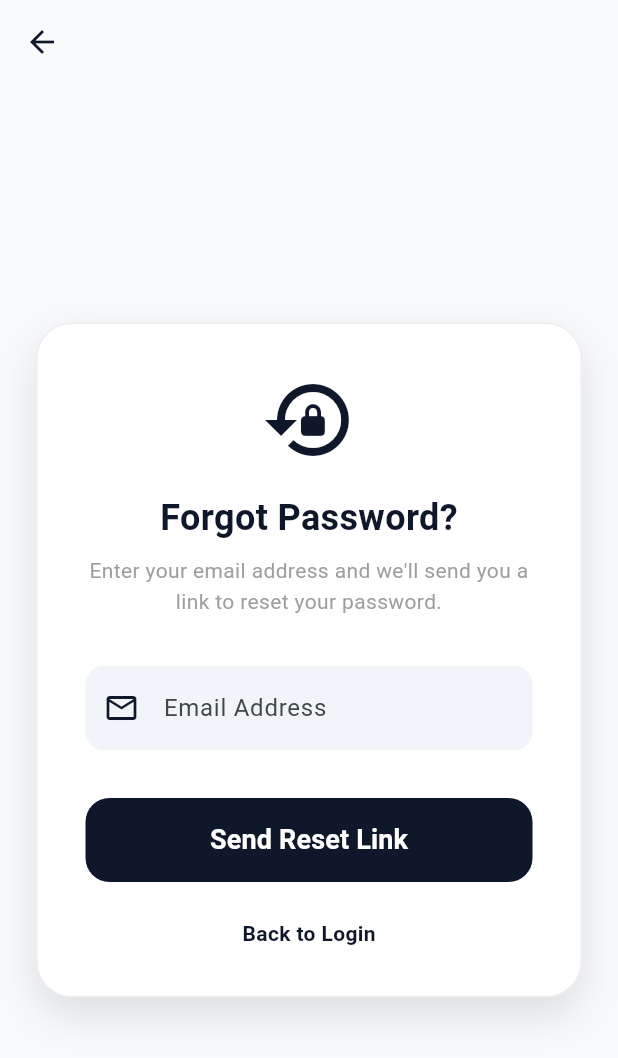
After one commit to Keks-li/cruz, a Flutter app: the screen it shows after launch, after a tap on "Forgot Password?", on a phone screen of 412 x 824 dp. The commit adds this screen. Shown: the top 1058 px of the screen. Run offline on Flutter 3.47's test engine with Material 3 defaults, Android fonts, the phone set to English and light mode, and no system bars; our stand-ins replace flutter_dotenv, flutter_riverpod, supabase_flutter; accounts and stored records are empty.

Commit message:
added forget password for both admin and agents

```diff
--- a/lib/data/repositories/auth_repository.dart
+++ b/lib/data/repositories/auth_repository.dart
@@ -141,6 +141,33 @@ class AuthRepository {
     }
   }
 
+  /// Send password reset email to the provided email address
+  Future<void> sendPasswordResetEmail(String email) async {
+    try {
+      await _supabase.auth.resetPasswordForEmail(
+        email,
+        redirectTo: 'https://cruz-lake.vercel.app/reset-password',
+      );
+    } on AuthException catch (e) {
+      throw Exception('Failed to send reset email: ${e.message}');
+    } catch (e) {
+      throw Exception('An error occurred: $e');
+    }
+  }
+
+  /// Update the password for the currently authenticated user
+  Future<void> updatePassword(String newPassword) async {
+    try {
+      await _supabase.auth.updateUser(
+        UserAttributes(password: newPassword),
+      );
+    } on AuthException catch (e) {
+      throw Exception('Failed to update password: ${e.message}');
+    } catch (e) {
+      throw Exception('An error occurred: $e');
+    }
+  }
+
   /// Stream of auth state changes
   Stream<AuthState> get authStateChanges => _supabase.auth.onAuthStateChange;
 
--- /dev/null
+++ b/lib/features/auth/forgot_password_screen.dart
@@ -0,0 +1,262 @@
+import 'package:flutter/material.dart';
+import 'package:flutter_riverpod/flutter_riverpod.dart';
+import '../../core/theme.dart';
+import '../../core/providers.dart';
+
+class ForgotPasswordScreen extends ConsumerStatefulWidget {
+  const ForgotPasswordScreen({super.key});
+
+  @override
+  ConsumerState<ForgotPasswordScreen> createState() => _ForgotPasswordScreenState();
+}
+
+class _ForgotPasswordScreenState extends ConsumerState<ForgotPasswordScreen> {
+  final _emailController = TextEditingController();
+  bool _isLoading = false;
+
+  // Design System Colors (Admin Navy theme)
+  static const Color primaryNavy = Color(0xFF0F172A);
+  static const Color bgColor = Color(0xFFF8FAFC);
+  static const Color inputBg = Color(0xFFF1F5F9);
+  static const Color textSlate = Color(0xFF1E293B);
+
+  @override
+  void dispose() {
+    _emailController.dispose();
+    super.dispose();
+  }
+
+  Future<void> _handleSendResetLink() async {
+    final email = _emailController.text.trim();
+
+    if (email.isEmpty) {
+      _showError('Please enter your email address');
+      return;
+    }
+
+    // Basic email validation
+    if (!email.contains('@') || !email.contains('.')) {
+      _showError('Please enter a valid email address');
+      return;
+    }
+
+    setState(() => _isLoading = true);
+
+    try {
+      final authRepo = ref.read(authRepositoryProvider);
+      await authRepo.sendPasswordResetEmail(email);
+
+      if (!mounted) return;
+
+      // Show success dialog
+      _showSuccessDialog();
+    } catch (e) {
+      if (mounted) {
+        _showError(e.toString().replaceAll('Exception: ', ''));
+      }
+    } finally {
+      if (mounted) {
+        setState(() => _isLoading = false);
+      }
+    }
+  }
+
+  void _showError(String message) {
+    ScaffoldMessenger.of(context).showSnackBar(
+      SnackBar(
+        content: Text(message),
+        backgroundColor: AppTheme.dangerColor,
+      ),
+    );
+  }
+
+  void _showSuccessDialog() {
+    showDialog(
+      context: context,
+      barrierDismissible: false,
+      builder: (dialogContext) => AlertDialog(
+        shape: RoundedRectangleBorder(borderRadius: BorderRadius.circular(20)),
+        title: Row(
+          children: [
+            Icon(Icons.mail_outline, color: primaryNavy, size: 28),
+            const SizedBox(width: 12),
+            const Text(
+              'Check Your Email',
+              style: TextStyle(
+                color: primaryNavy,
+                fontWeight: FontWeight.bold,
+              ),
+            ),
+          ],
+        ),
+        content: const Text(
+          'We\'ve sent a password reset link to your email address. Please check your inbox and follow the instructions to reset your password.',
+          style: TextStyle(fontSize: 14, height: 1.5),
+        ),
+        actions: [
+          ElevatedButton(
+            onPressed: () {
+              Navigator.of(dialogContext).pop();
+              Navigator.of(context).pop(); // Return to login screen
+            },
+            style: ElevatedButton.styleFrom(
+              backgroundColor: primaryNavy,
+              foregroundColor: Colors.white,
+              shape: RoundedRectangleBorder(
+                borderRadius: BorderRadius.circular(12),
+              ),
+            ),
+            child: const Text('OK'),
+          ),
+        ],
+      ),
+    );
+  }
+
+  @override
+  Widget build(BuildContext context) {
+    return Scaffold(
+      backgroundColor: bgColor,
+      appBar: AppBar(
+        backgroundColor: Colors.transparent,
+        elevation: 0,
+        leading: IconButton(
+          icon: const Icon(Icons.arrow_back, color: primaryNavy),
+          onPressed: () => Navigator.of(context).pop(),
+        ),
+      ),
+      body: SafeArea(
+        child: Center(
+          child: SingleChildScrollView(
+            padding: const EdgeInsets.symmetric(horizontal: 24, vertical: 32),
+            child: Column(
+              mainAxisAlignment: MainAxisAlignment.center,
+              children: [
+                // Centered Floating Card
+                Container(
+                  constraints: const BoxConstraints(maxWidth: 450),
+                  decoration: BoxDecoration(
+                    color: Colors.white,
+                    borderRadius: BorderRadius.circular(24),
+                    border: Border.all(color: Colors.grey.shade200),
+                    boxShadow: const [
+                      BoxShadow(
+                        color: Color(0x1F0F172A),
+                        blurRadius: 24,
+                        offset: Offset(0, 12),
+                      ),
+                    ],
+                  ),
+                  padding: const EdgeInsets.all(32.0),
+                  child: Column(
+                    mainAxisSize: MainAxisSize.min,
+                    children: [
+                      // Icon
+                      const Icon(Icons.lock_reset, size: 64, color: primaryNavy),
+                      const SizedBox(height: 16),
+
+                      // Title
+                      const Text(
+                        'Forgot Password?',
+                        style: TextStyle(
+                          fontSize: 24,
+                          fontWeight: FontWeight.bold,
+                          color: primaryNavy,
+                        ),
+                      ),
+                      const SizedBox(height: 8),
+
+                      // Subtitle
+                      const Text(
+                        'Enter your email address and we\'ll send you a link to reset your password.',
+                        textAlign: TextAlign.center,
+                        style: TextStyle(
+                          fontSize: 14,
+                          color: Colors.grey,
+                          height: 1.5,
+                        ),
+                      ),
+                      const SizedBox(height: 32),
+
+                      // Email Input Field
+                      TextField(
+                        controller: _emailController,
+                        style: const TextStyle(color: textSlate),
+                        decoration: InputDecoration(
+                          hintText: 'Email Address',
+                          filled: true,
+                          fillColor: inputBg,
+                          prefixIcon: const Icon(Icons.email_outlined, color: primaryNavy),
+                          border: OutlineInputBorder(
+                            borderSide: BorderSide.none,
+                            borderRadius: BorderRadius.circular(12),
+                          ),
+                          contentPadding: const EdgeInsets.symmetric(
+                            horizontal: 16,
+                            vertical: 16,
+                          ),
+                        ),
+                        keyboardType: TextInputType.emailAddress,
+                        enabled: !_isLoading,
+                        onSubmitted: (_) => _handleSendResetLink(),
+                      ),
+                      const SizedBox(height: 32),
+
+                      // Send Reset Link Button
+                      SizedBox(
+                        width: double.infinity,
+                        height: 56,
+                        child: ElevatedButton(
+                          onPressed: _isLoading ? null : _handleSendResetLink,
+                          style: ElevatedButton.styleFrom(
+                            backgroundColor: primaryNavy,
+                            foregroundColor: Colors.white,
+                            elevation: 0,
+                            shape: RoundedRectangleBorder(
+                              borderRadius: BorderRadius.circular(16),
+                            ),
+                          ),
+                          child: _isLoading
+                              ? const SizedBox(
+                                  height: 20,
+                                  width: 20,
+                                  child: CircularProgressIndicator(
+                                    strokeWidth: 2,
+                                    valueColor: AlwaysStoppedAnimation<Color>(Colors.white),
+                                  ),
+                                )
+                              : const Text(
+                                  'Send Reset Link',
+                                  style: TextStyle(
+                                    fontSize: 18,
+                                    fontWeight: FontWeight.w600,
+                                  ),
+                                ),
+                        ),
+                      ),
+
+                      const SizedBox(height: 24),
+
+                      // Back to Login Link
+                      GestureDetector(
+                        onTap: _isLoading ? null : () => Navigator.of(context).pop(),
+                        child: const Text(
+                          'Back to Login',
+                          style: TextStyle(
+                            color: primaryNavy,
+                            fontWeight: FontWeight.bold,
+                            fontSize: 14,
+                          ),
+                        ),
+                      ),
+                    ],
+                  ),
+                ),
+              ],
+            ),
+          ),
+        ),
+      ),
+    );
+  }
+}
--- a/lib/features/auth/login_screen.dart
+++ b/lib/features/auth/login_screen.dart
@@ -4,6 +4,7 @@ import '../../core/constants.dart';
 import '../../core/theme.dart';
 import '../../core/providers.dart';
 import '../../data/models/profile.dart';
+import 'forgot_password_screen.dart';
 import '../admin/navigation/admin_nav_shell.dart';
 import '../agent/navigation/agent_nav_shell.dart';
 
@@ -354,7 +355,32 @@ class _LoginScreenState extends ConsumerState<LoginScreen> {
                         enabled: !_isLoading,
                         onSubmitted: (_) => _handleLogin(),
                       ),
-                      const SizedBox(height: 32),
+                      const SizedBox(height: 16),
+
+                      // Forgot Password Link
+                      Align(
+                        alignment: Alignment.centerRight,
+                        child: GestureDetector(
+                          onTap: _isLoading
+                              ? null
+                              : () {
+                                  Navigator.of(context).push(
+                                    MaterialPageRoute(
+                                      builder: (_) => const ForgotPasswordScreen(),
+                                    ),
+                                  );
+                                },
+                          child: Text(
+                            'Forgot Password?',
+                            style: TextStyle(
+                              color: _isLoading ? Colors.grey.shade400 : primaryNavy,
+                              fontWeight: FontWeight.bold,
+                              fontSize: 14,
+                            ),
+                          ),
+                        ),
+                      ),
+                      const SizedBox(height: 16),
 
                       // Login Button
                       SizedBox(
--- a/lib/main.dart
+++ b/lib/main.dart
@@ -4,6 +4,7 @@ import 'package:flutter_dotenv/flutter_dotenv.dart';
 import 'package:supabase_flutter/supabase_flutter.dart';
 import 'core/theme.dart';
 import 'features/auth/login_screen.dart';
+import 'features/auth/update_password_screen.dart';
 
 void main() async {
   WidgetsFlutterBinding.ensureInitialized();
@@ -20,8 +21,37 @@ void main() async {
   runApp(const ProviderScope(child: CruzaroApp()));
 }
 
-class CruzaroApp extends StatelessWidget {
+class CruzaroApp extends StatefulWidget {
   const CruzaroApp({super.key});
+
+  @override
+  State<CruzaroApp> createState() => _CruzaroAppState();
+}
+
+class _CruzaroAppState extends State<CruzaroApp> {
+  final _navigatorKey = GlobalKey<NavigatorState>();
+
+  @override
+  void initState() {
+    super.initState();
+    _setupAuthListener();
+  }
+
+  void _setupAuthListener() {
+    // Listen for auth state changes (especially password recovery)
+    Supabase.instance.client.auth.onAuthStateChange.listen((data) {
+      final event = data.event;
+
+      // Handle password recovery event
+      if (event == AuthChangeEvent.passwordRecovery) {
+        // Navigate to Update Password screen when user clicks reset link
+        _navigatorKey.currentState?.pushAndRemoveUntil(
+          MaterialPageRoute(builder: (_) => const UpdatePasswordScreen()),
+          (route) => false,
+        );
+      }
+    });
+  }
 
   @override
   Widget build(BuildContext context) {
@@ -29,6 +59,7 @@ class CruzaroApp extends StatelessWidget {
       title: 'CRUZARO ENT',
       debugShowCheckedModeBanner: false,
       theme: AppTheme.lightTheme,
+      navigatorKey: _navigatorKey,
       home: const LoginScreen(),
     );
   }
```
Also changed, not shown: lib/features/auth/update_password_screen.dart (added, +276 -0 lines).
